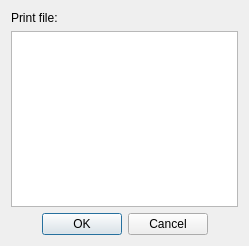
Before: the Qt Designer form sdwindow.ui in NeoTheFox/RepRaptor, drawn with Qt 5.
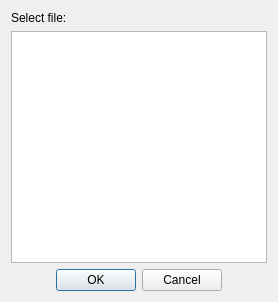
After: the same form once the commit is applied. Icons and pictures are not drawn.

Commit message: Fixed crash in SD window Fixed '\r\n' at the end of string and pressing "ok" with no selection

```diff
--- a/sdwindow.ui
+++ b/sdwindow.ui
@@ -6,10 +6,16 @@
    <rect>
     <x>0</x>
     <y>0</y>
-    <width>249</width>
-    <height>246</height>
+    <width>274</width>
+    <height>302</height>
    </rect>
   </property>
+  <property name="sizePolicy">
+   <sizepolicy hsizetype="MinimumExpanding" vsizetype="MinimumExpanding">
+    <horstretch>0</horstretch>
+    <verstretch>0</verstretch>
+   </sizepolicy>
+  </property>
   <property name="windowTitle">
    <string>Print from SD</string>
   </property>
@@ -21,7 +27,7 @@
    <item row="0" column="0">
     <widget class="QLabel" name="label">
      <property name="text">
-      <string>Print file:</string>
+      <string>Select file:</string>
      </property>
     </widget>
    </item>
@@ -40,6 +46,12 @@
    </item>
    <item row="1" column="0">
     <widget class="QListWidget" name="fileslist">
+     <property name="sizePolicy">
+      <sizepolicy hsizetype="MinimumExpanding" vsizetype="MinimumExpanding">
+       <horstretch>0</horstretch>
+       <verstretch>0</verstretch>
+      </sizepolicy>
+     </property>
      <property name="autoScroll">
       <bool>false</bool>
      </property>
```
Left out of the diff: 2 changed lines with no effect on the pictures. The commit also changes 2 other files.
